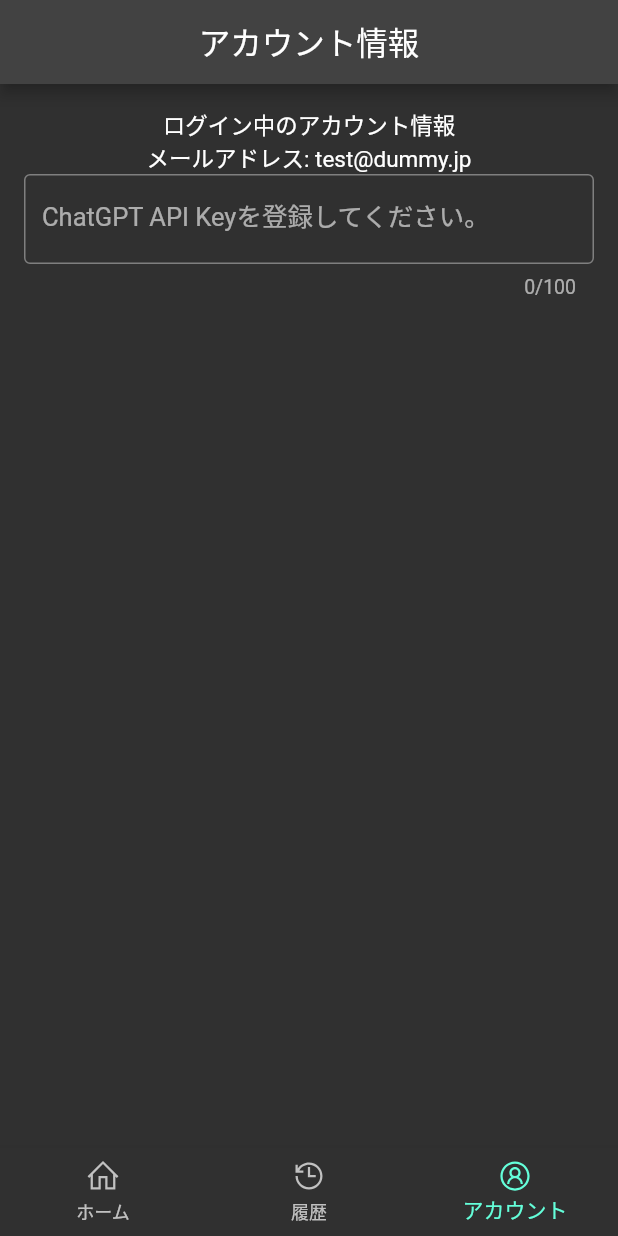
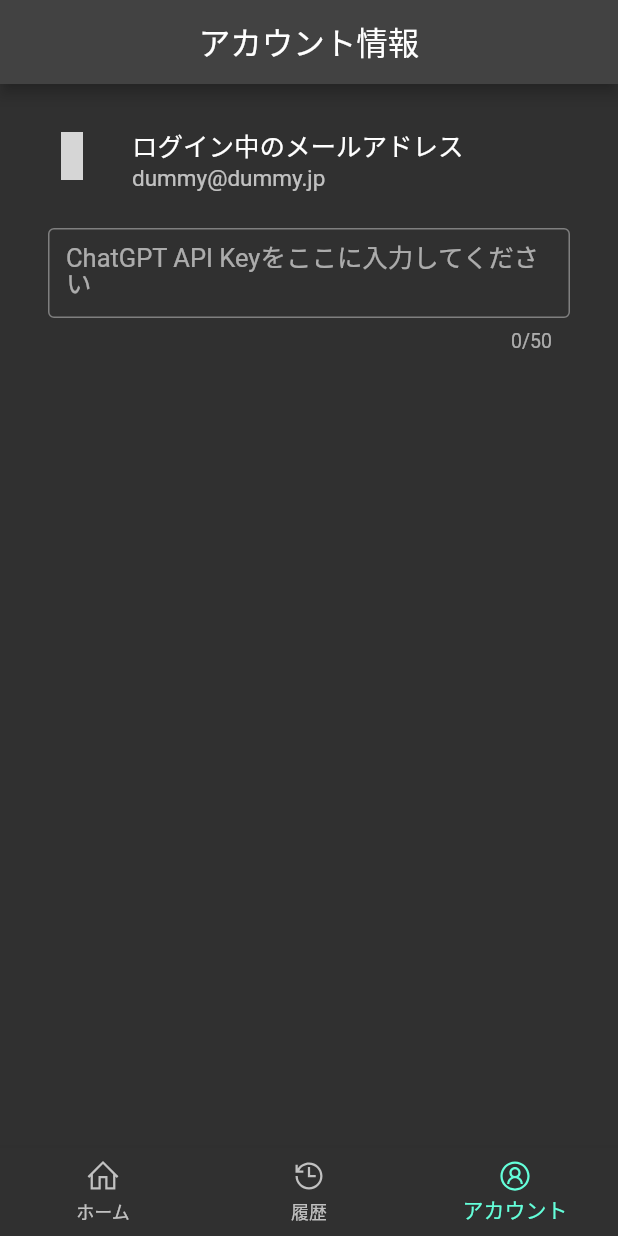
Before and after one commit to hotdrop/my-assistant, a Flutter app: the screen it shows after launch, item 3 of the bottom bar chosen, on a phone screen of 412 x 824 dp. Run offline on Flutter 3.47's test engine with Material 2 defaults, Android fonts, the phone set to English and light mode, and no system bars; our stand-ins replace flutter_riverpod, freezed_annotation, line_icons, logger, riverpod_annotation; generated files the repository leaves out were written again; Roboto replaces fonts that are missing (Note Sans JP); grey boxes are pictures that could not be loaded.

Commit message:
feat: アカウント画面を作成

```diff
--- a/lib/data/assist_repository.dart
+++ b/lib/data/assist_repository.dart
@@ -1,3 +1,4 @@
+import 'package:assistant_me/common/logger.dart';
 import 'package:assistant_me/data/remote/http_client.dart';
 import 'package:assistant_me/model/gpt_request.dart';
 import 'package:assistant_me/model/gpt_response.dart';
@@ -16,6 +17,7 @@ class AssistRepository {
       apiKey: apiKey,
       newContents: message,
     );
+    AppLogger.d('[送信するリクエスト情報]\n header: ${request.header} \n body: ${request.body()}');
     // TODO 検証中なのでAPIは叩かない
     // final response = await _ref.read(httpClientProvider).post(request);
 
--- a/lib/model/account.dart
+++ /dev/null
@@ -1,4 +0,0 @@
-class Account {
-  const Account({this.email});
-  final String? email;
-}
--- a/lib/service/authentication.dart
+++ b/lib/service/authentication.dart
@@ -1,10 +1,9 @@
-import 'package:assistant_me/model/account.dart';
+import 'package:assistant_me/model/app_settings.dart';
 import 'package:riverpod_annotation/riverpod_annotation.dart';
 
-final authenticationProvider = FutureProvider<Account>((_) async {
+final authenticationProvider = FutureProvider<void>((ref) async {
   await Future<void>.delayed(Duration.zero);
   // TODO ここ本当は認証する
-  final user = Account(email: 'dummy@dummy.jp');
-
-  return user;
+  final email = 'dummy@dummy.jp';
+  ref.read(appSettingsProvider.notifier).setEmail(email);
 });
--- a/lib/ui/account/account_page.dart
+++ b/lib/ui/account/account_page.dart
@@ -1,5 +1,8 @@
+import 'package:assistant_me/model/app_settings.dart';
 import 'package:flutter/material.dart';
 import 'package:flutter_riverpod/flutter_riverpod.dart';
+import 'package:line_icons/line_icon.dart';
+import 'package:line_icons/line_icons.dart';
 
 class AccountPage extends StatelessWidget {
   const AccountPage({super.key});
@@ -8,30 +11,33 @@ class AccountPage extends StatelessWidget {
   Widget build(BuildContext context) {
     return Scaffold(
       appBar: AppBar(
-        title: Text('アカウント情報'),
+        title: const Text('アカウント情報'),
       ),
       body: Padding(
         padding: const EdgeInsets.all(16),
-        child: Column(children: [
-          const _ViewAccountInfo(),
-          const _ViewInputApiKey(),
-        ]),
+        child: Column(
+          crossAxisAlignment: CrossAxisAlignment.start,
+          children: [
+            const _ViewEmail(),
+            const SizedBox(height: 8),
+            const _ViewInputApiKey(),
+          ],
+        ),
       ),
     );
   }
 }
 
-class _ViewAccountInfo extends ConsumerWidget {
-  const _ViewAccountInfo({super.key});
+class _ViewEmail extends ConsumerWidget {
+  const _ViewEmail();
 
   @override
   Widget build(BuildContext context, WidgetRef ref) {
-    final email = 'test@dummy.jp';
-    return Column(
-      children: [
-        Text('ログイン中のアカウント情報'),
-        Text('メールアドレス: $email'),
-      ],
+    final email = ref.watch(appSettingsProvider).email ?? 'ー';
+    return ListTile(
+      leading: LineIcon(LineIcons.smilingFace, size: 32),
+      title: const Text('ログイン中のメールアドレス'),
+      subtitle: Text(email),
     );
   }
 }
@@ -41,13 +47,20 @@ class _ViewInputApiKey extends ConsumerWidget {
 
   @override
   Widget build(BuildContext context, WidgetRef ref) {
-    return TextField(
-      decoration: const InputDecoration(
-        border: OutlineInputBorder(),
-        label: Text('ChatGPT API Keyを登録してください。'),
+    return Padding(
+      padding: const EdgeInsets.symmetric(horizontal: 16),
+      child: TextField(
+        decoration: const InputDecoration(
+          border: OutlineInputBorder(),
+          label: Text('ChatGPT API Keyをここに入力してください'),
+        ),
+        maxLength: 50,
+        onChanged: (String? value) {
+          if (value != null) {
+            ref.read(appSettingsProvider.notifier).setApiKey(value);
+          }
+        },
       ),
-      maxLines: 1,
-      maxLength: 100,
     );
   }
 }
--- a/lib/ui/home/home_controller.dart
+++ b/lib/ui/home/home_controller.dart
@@ -1,3 +1,4 @@
+import 'package:assistant_me/common/logger.dart';
 import 'package:assistant_me/data/assist_repository.dart';
 import 'package:assistant_me/model/app_settings.dart';
 import 'package:assistant_me/model/gpt_response.dart';
@@ -22,6 +23,7 @@ class HomeController extends _$HomeController {
 
     final response = await ref.read(assistRepositoryProvider).talk(messageController.text, apiKey);
     ref.read(currentTalksProvider.notifier).add(response);
+    ref.read(talkControllerProvider).clear();
   }
 }
 
--- a/lib/ui/home/home_page.dart
+++ b/lib/ui/home/home_page.dart
@@ -36,7 +36,7 @@ class _ViewHeader extends ConsumerWidget {
       padding: const EdgeInsets.symmetric(horizontal: 16, vertical: 4),
       child: Row(
         children: [
-          Text('このスレッドのトークン利用数: ${totalTokenNum}'),
+          Text('このスレッドのトークン利用数: $totalTokenNum'),
         ],
       ),
     );
```
Also changed, not shown: lib/model/app_settings.dart (+10 -4 lines).
